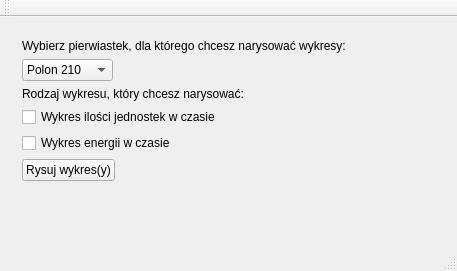
ssysek/rozpadd, file mainwindow.ui: the form before one commit.
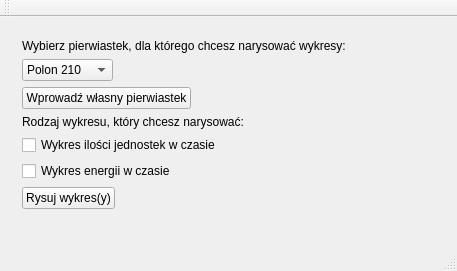
The form after the commit.

Commit message: customowy pierwiastek

What changed in the file:
```diff
--- a/mainwindow.ui
+++ b/mainwindow.ui
@@ -15,7 +15,7 @@
   </property>
   <widget class="QWidget" name="centralWidget">
    <layout class="QGridLayout" name="gridLayout_2">
-    <item row="0" column="0">
+    <item row="1" column="0">
      <widget class="QFrame" name="gridFrame">
       <layout class="QFormLayout" name="formLayout">
        <item row="1" column="0">
@@ -64,34 +64,41 @@
          </property>
         </widget>
        </item>
-       <item row="2" column="0">
+       <item row="3" column="0">
         <widget class="QLabel" name="label_2">
          <property name="text">
           <string>Rodzaj wykresu, który chcesz narysować:</string>
          </property>
         </widget>
        </item>
-       <item row="5" column="0">
-        <widget class="QPushButton" name="rysujWykres">
-         <property name="text">
-          <string>Rysuj wykres(y)</string>
-         </property>
-        </widget>
-       </item>
-       <item row="3" column="0">
+       <item row="4" column="0">
         <widget class="QCheckBox" name="wykresJ">
          <property name="text">
           <string>Wykres ilości jednostek w czasie</string>
          </property>
         </widget>
        </item>
-       <item row="4" column="0">
+       <item row="6" column="0">
         <widget class="QCheckBox" name="wykresE">
          <property name="text">
           <string>Wykres energii w czasie</string>
          </property>
         </widget>
        </item>
+       <item row="7" column="0">
+        <widget class="QPushButton" name="rysujWykres">
+         <property name="text">
+          <string>Rysuj wykres(y)</string>
+         </property>
+        </widget>
+       </item>
+       <item row="2" column="0">
+        <widget class="QPushButton" name="pushButton">
+         <property name="text">
+          <string>Wprowadź własny pierwiastek</string>
+         </property>
+        </widget>
+       </item>
       </layout>
      </widget>
     </item>
```
The commit also changes 6 other files.
